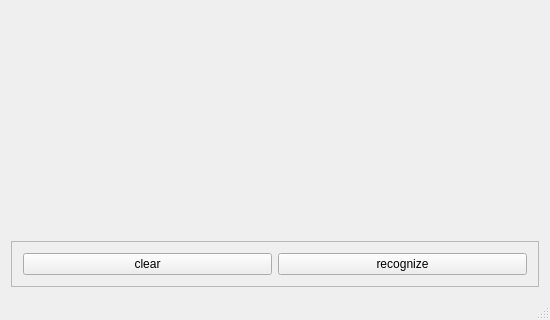
Qt form DiagramRecognizer/diagramrecognizer.ui (qreal/tools) before a commit; both pictures show x 0 to 550 and y 218 to 538 of the 550 by 538 pixel window.
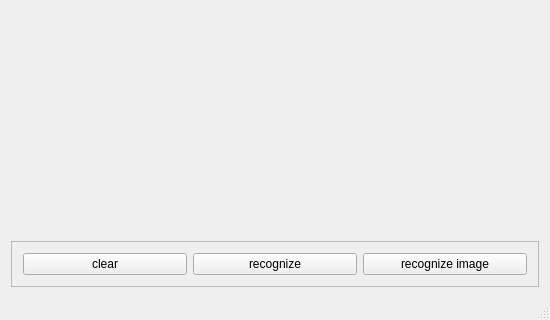
The same form after that commit.

Commit message:
load image from file
change drawing of recognized diagram

What changed in the file:
```diff
--- a/DiagramRecognizer/diagramrecognizer.ui
+++ b/DiagramRecognizer/diagramrecognizer.ui
@@ -51,6 +51,13 @@
          </property>
         </widget>
        </item>
+       <item>
+        <widget class="QPushButton" name="recognizeImageButton">
+         <property name="text">
+          <string>recognize image</string>
+         </property>
+        </widget>
+       </item>
       </layout>
      </widget>
     </item>
```
The commit also changes 8 other files.
